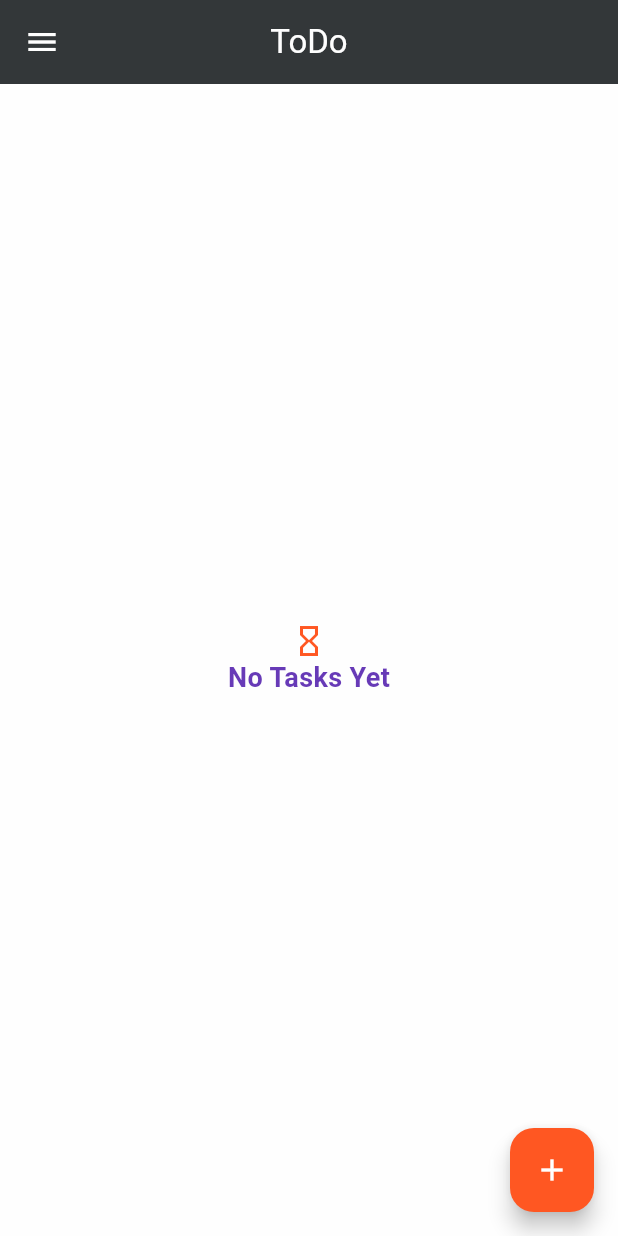
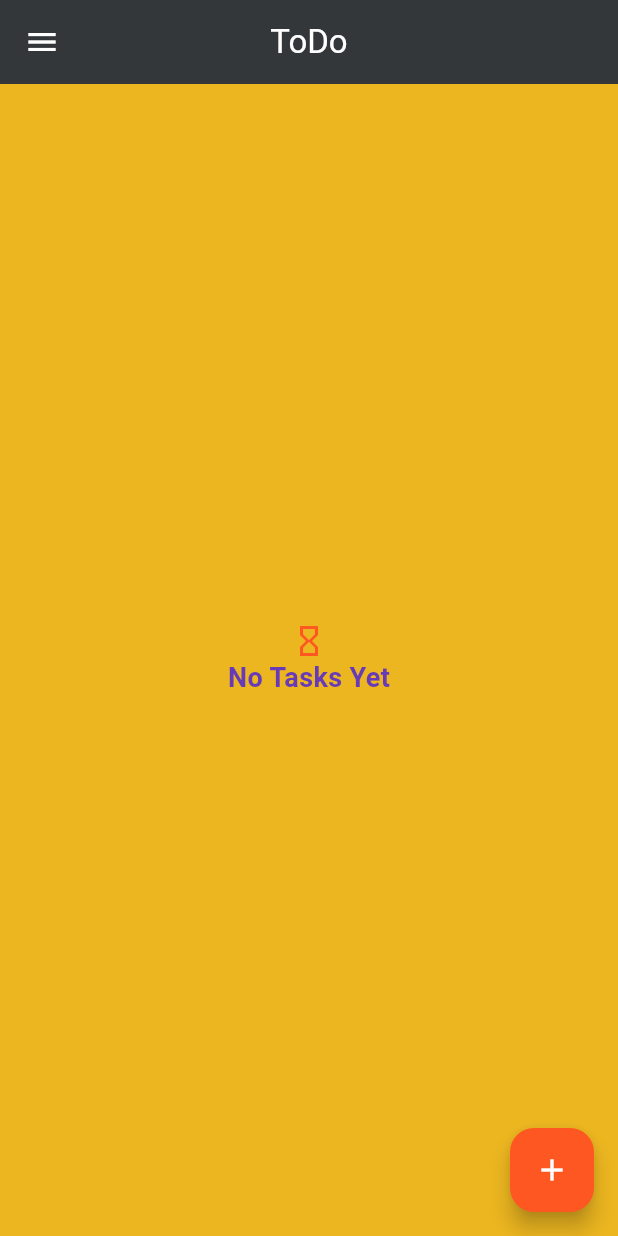
Before and after one commit to devhasanalhamed/todo, a Flutter app: the screen it shows after launch, on a phone screen of 412 x 824 dp. Run offline on Flutter 3.47's test engine with Material 2 defaults, Android fonts, the phone set to English and light mode, and no system bars; our stand-ins replace animated_splash_screen, conditional_builder_null_safety, easy_localization, flutter_bloc, page_transition, sqflite; accounts and stored records are empty.

Commit message:
change the back ground color

```diff
--- a/lib/core/global/theme/theme_data/theme_data_dark.dart
+++ b/lib/core/global/theme/theme_data/theme_data_dark.dart
@@ -9,7 +9,7 @@ ThemeData get getThemeDataDark => ThemeData(
         primary: AppColorsLight.primaryColor,
       ),
       //SCAFFOLD THEME
-      scaffoldBackgroundColor: AppColorsLight.scaffoldBackgroundColor,
+      scaffoldBackgroundColor: const Color.fromARGB(255, 32, 7, 99),
       //APP BAR THEME
       appBarTheme: const AppBarTheme(
         foregroundColor: AppColorsLight.appBarForegroundColor,
--- a/lib/core/global/theme/theme_data/theme_data_light.dart
+++ b/lib/core/global/theme/theme_data/theme_data_light.dart
@@ -9,7 +9,7 @@ ThemeData get getThemeDataLight => ThemeData(
         primary: AppColorsLight.primaryColor,
       ),
       //SCAFFOLD THEME
-      scaffoldBackgroundColor: AppColorsLight.scaffoldBackgroundColor,
+      scaffoldBackgroundColor: const Color.fromARGB(255, 236, 182, 32),
       //APP BAR THEME
       appBarTheme: const AppBarTheme(
         foregroundColor: AppColorsLight.appBarForegroundColor,
```
